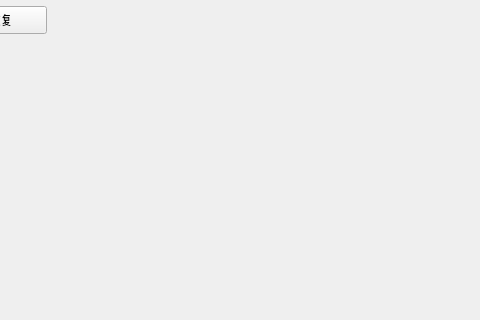
Old version of the form base/main_widget.ui in the repository lsqyling/Qt-base-coinflip; both pictures show x 456 to 936 and y 244 to 564 of the 1067 by 755 pixel window.
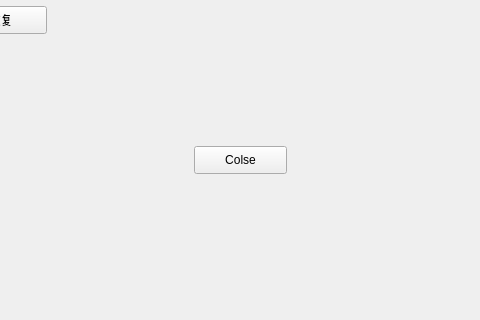
New version of the form. Custom widgets are drawn as their Qt base class.

```diff
--- a/base/main_widget.ui
+++ b/base/main_widget.ui
@@ -133,6 +133,19 @@
     </property>
    </widget>
   </widget>
+  <widget class="QPushButton" name="pushButton">
+   <property name="geometry">
+    <rect>
+     <x>650</x>
+     <y>390</y>
+     <width>93</width>
+     <height>28</height>
+    </rect>
+   </property>
+   <property name="text">
+    <string>Colse</string>
+   </property>
+  </widget>
  </widget>
  <customwidgets>
   <customwidget>
```
Left out of the diff: 19 changed lines with no effect on the pictures.
